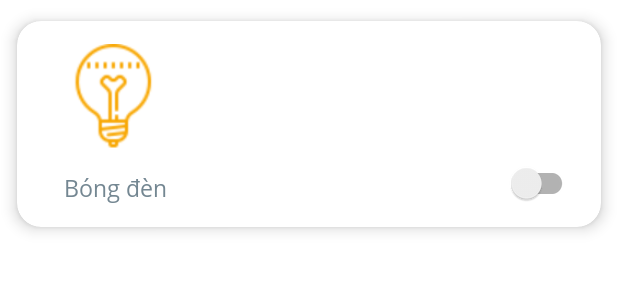
After one commit to quangbk198/datn, an Android app: the layout item_device.xml on its own in the app's theme, with its tools: preview values and no code run, on a phone screen of 412 x 824 dp. The commit adds this screen. Shown: the top 300 px of the screen. Run offline under Robolectric (Android 15) with nearby library versions, the phone set to English and light mode, and no system bars.

Commit message:
create item device

```diff
--- /dev/null
+++ b/app/src/main/res/layout/item_device.xml
@@ -0,0 +1,53 @@
+<?xml version="1.0" encoding="utf-8"?>
+<androidx.cardview.widget.CardView xmlns:android="http://schemas.android.com/apk/res/android"
+    xmlns:app="http://schemas.android.com/apk/res-auto"
+    android:layout_width="match_parent"
+    android:layout_height="wrap_content"
+    app:cardBackgroundColor="@color/white"
+    app:cardCornerRadius="16dp"
+    app:cardElevation="6dp"
+    app:cardUseCompatPadding="true">
+
+    <androidx.constraintlayout.widget.ConstraintLayout
+        android:layout_width="match_parent"
+        android:layout_height="wrap_content">
+
+        <ImageView
+            android:id="@+id/iv_device"
+            android:layout_width="100dp"
+            android:layout_height="70dp"
+            android:layout_marginStart="15dp"
+            android:layout_marginTop="15dp"
+            android:src="@drawable/ic_light"
+            app:layout_constraintStart_toStartOf="parent"
+            app:layout_constraintTop_toTopOf="parent" />
+
+        <TextView
+            android:id="@+id/tv_device_name"
+            android:layout_width="wrap_content"
+            android:layout_height="wrap_content"
+            android:layout_marginTop="15dp"
+            android:layout_marginBottom="15dp"
+            android:fontFamily="@font/opensans_regular"
+            android:text="@string/light"
+            android:textColor="@color/grey_light_text"
+            android:textSize="15sp"
+            app:layout_constraintBottom_toBottomOf="parent"
+            app:layout_constraintEnd_toEndOf="@id/iv_device"
+            app:layout_constraintStart_toStartOf="@id/iv_device"
+            app:layout_constraintTop_toBottomOf="@id/iv_device" />
+
+        <androidx.appcompat.widget.SwitchCompat
+            android:id="@+id/sw_state_device"
+            android:layout_width="wrap_content"
+            android:layout_height="wrap_content"
+            android:layout_marginEnd="15dp"
+            android:layout_marginBottom="5dp"
+            android:clickable="false"
+            android:theme="@style/SwitchGreen"
+            app:layout_constraintBottom_toBottomOf="parent"
+            app:layout_constraintEnd_toEndOf="parent" />
+
+    </androidx.constraintlayout.widget.ConstraintLayout>
+
+</androidx.cardview.widget.CardView>
--- a/app/src/main/res/values/strings.xml
+++ b/app/src/main/res/values/strings.xml
@@ -1,5 +1,9 @@
 <resources>
     <string name="app_name">Nhà yến</string>
+
+    <!--Device-->
+    <string name="light">Bóng đèn</string>
+    <string name="pump">Máy bơm</string>
 
     <!--Login Activity-->
     <string name="login_activity_hint_edt_username">Tài khoản</string>
--- a/app/src/main/res/values/style.xml
+++ b/app/src/main/res/values/style.xml
@@ -22,4 +22,16 @@
         <item name="android:textSize">16sp</item>
         <item name="android:background">@drawable/background_button</item>
     </style>
+
+    <style name="SwitchGreen" parent="Widget.AppCompat.Button">
+        <!-- colorPrimary is used for the default action bar background -->
+        <item name="colorPrimary">@color/light_blue</item>
+
+        <!-- colorPrimaryDark is used for the status bar -->
+        <item name="colorPrimaryDark">@color/light_blue</item>
+
+        <!-- colorAccent is used as the default value for colorControlActivated,
+             which is used to tint widgets -->
+        <item name="colorAccent">@color/light_blue</item>
+    </style>
 </resources>
```
Also changed, not shown: app/src/main/res/drawable/ic_light.png (added), app/src/main/res/drawable/ic_pump.png (added).
